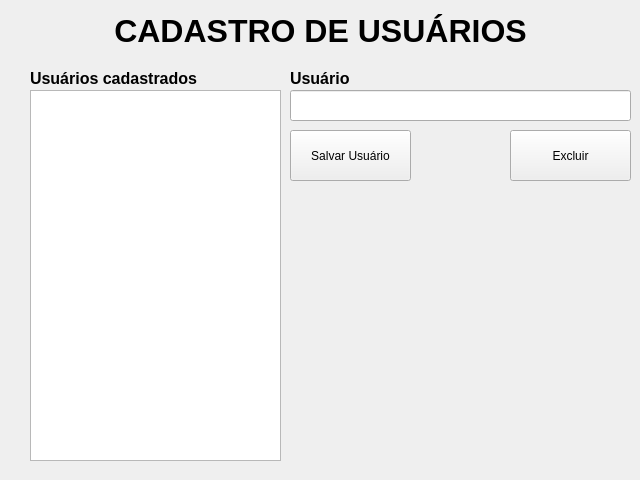
Above: screen/ui_designer/screen_cadastro_usuarios.ui from mateusmoratelli/MinhaBiblioteca before the change. Below: the same form after it.
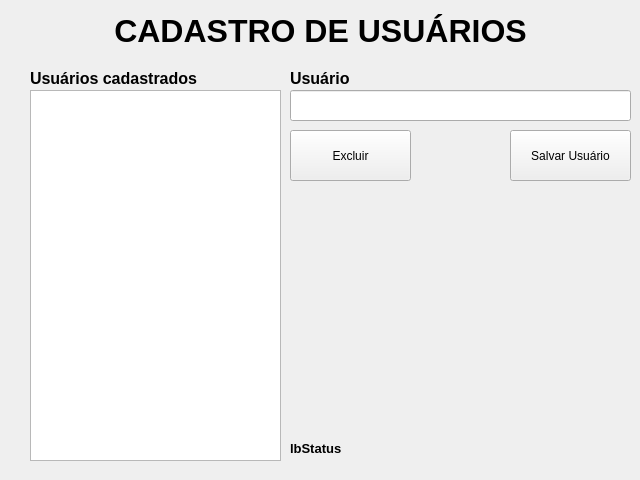
That is the form after the change. Icons and pictures are not drawn.

The edit to the form file:
```diff
--- a/screen/ui_designer/screen_cadastro_usuarios.ui
+++ b/screen/ui_designer/screen_cadastro_usuarios.ui
@@ -58,7 +58,7 @@
   <widget class="QPushButton" name="btSalvarUsuario">
    <property name="geometry">
     <rect>
-     <x>290</x>
+     <x>510</x>
      <y>130</y>
      <width>121</width>
      <height>51</height>
@@ -136,7 +136,7 @@
   <widget class="QPushButton" name="btExcluirUsuario">
    <property name="geometry">
     <rect>
-     <x>510</x>
+     <x>290</x>
      <y>130</y>
      <width>121</width>
      <height>51</height>
@@ -156,6 +156,26 @@
     </size>
    </property>
   </widget>
+  <widget class="QLabel" name="lbStatus">
+   <property name="geometry">
+    <rect>
+     <x>290</x>
+     <y>440</y>
+     <width>351</width>
+     <height>16</height>
+    </rect>
+   </property>
+   <property name="font">
+    <font>
+     <pointsize>10</pointsize>
+     <weight>75</weight>
+     <bold>true</bold>
+    </font>
+   </property>
+   <property name="text">
+    <string>lbStatus</string>
+   </property>
+  </widget>
  </widget>
  <resources/>
  <connections/>
```
